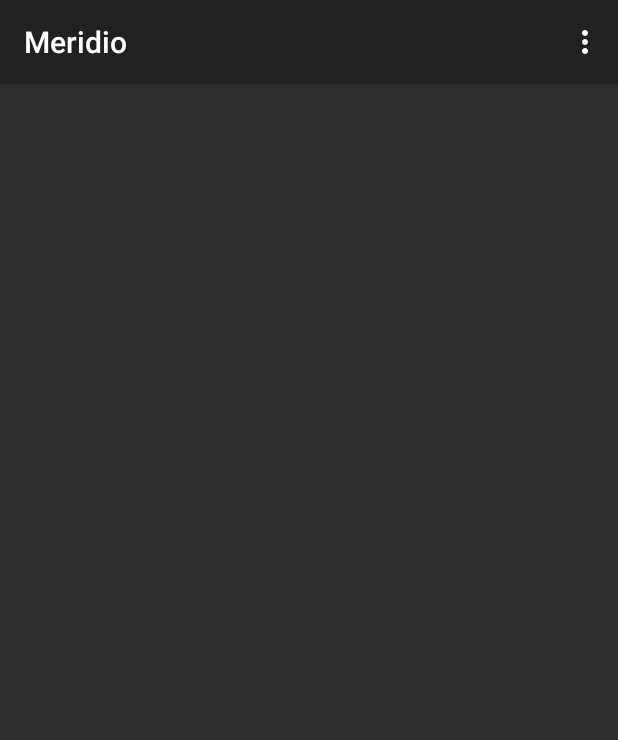
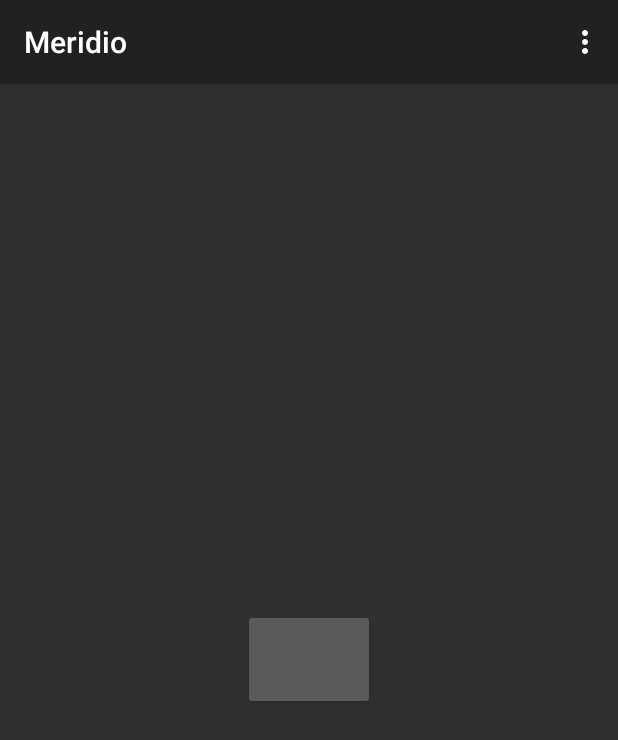
Before and after one commit to Niravyas/Meridio, an Android app: the screen it shows after launch (LoginActivity), on a phone screen of 412 x 824 dp. Shown: the top 740 px of the screen. Run offline under Robolectric (Android 15) with nearby library versions, the phone set to English and light mode, and no system bars; libraries missing offline, so code that uses them is left out: com.facebook, com.facebook.appevents, com.facebook.login; plain views replace LoginButton; 5 statements that could not run were skipped.

Commit message:
login ui changes

```diff
--- a/app/src/main/res/layout/activity_login.xml
+++ b/app/src/main/res/layout/activity_login.xml
@@ -9,6 +9,8 @@
     android:paddingLeft="24dp"
     android:paddingRight="24dp"
     android:paddingBottom="56dp"
+    android:orientation="vertical"
+    android:gravity="center"
     >
     <TextView
         android:layout_width="0dp"
@@ -19,12 +21,13 @@
 
     <com.facebook.login.widget.LoginButton
         android:id="@+id/login_button"
-        android:layout_width="match_parent"
-        android:layout_height="0dp"
-        android:layout_weight="0.25"
-        android:layout_gravity="center_vertical|center_horizontal"
+        android:layout_width="wrap_content"
+        android:layout_height="wrap_content"
+        android:layout_gravity="center"
         android:layout_marginBottom="48dp"
         android:layout_marginTop="48dp"
+        android:paddingLeft="24dp"
+        android:paddingRight="24dp"
         android:paddingBottom="24dp"
         android:paddingTop="24dp" />
 
```
